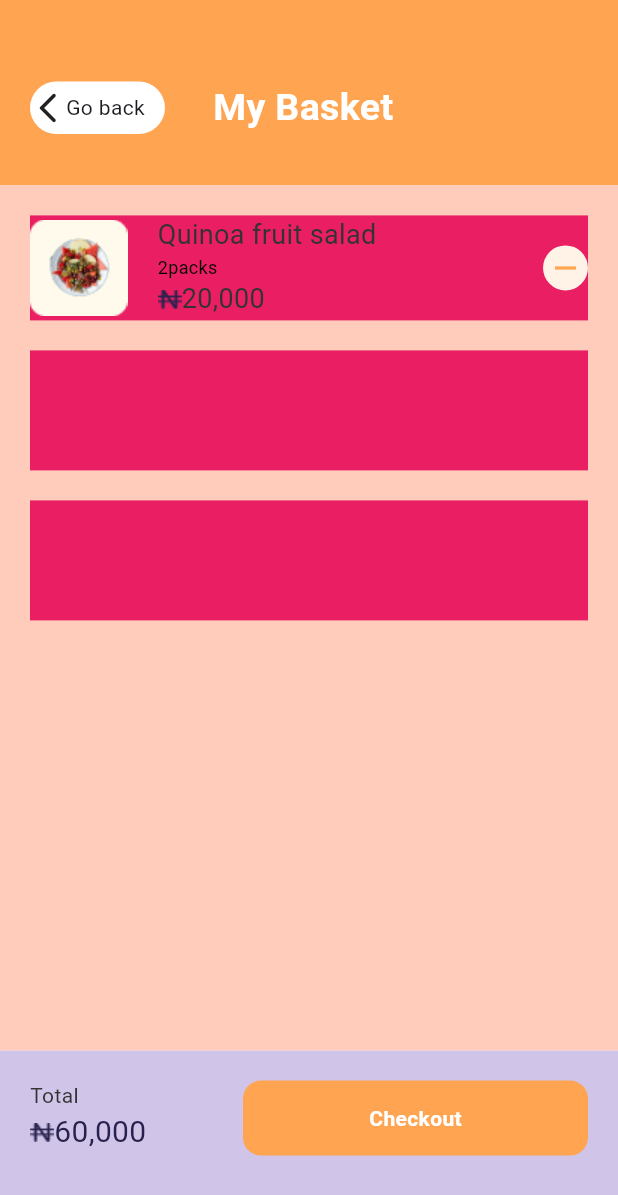
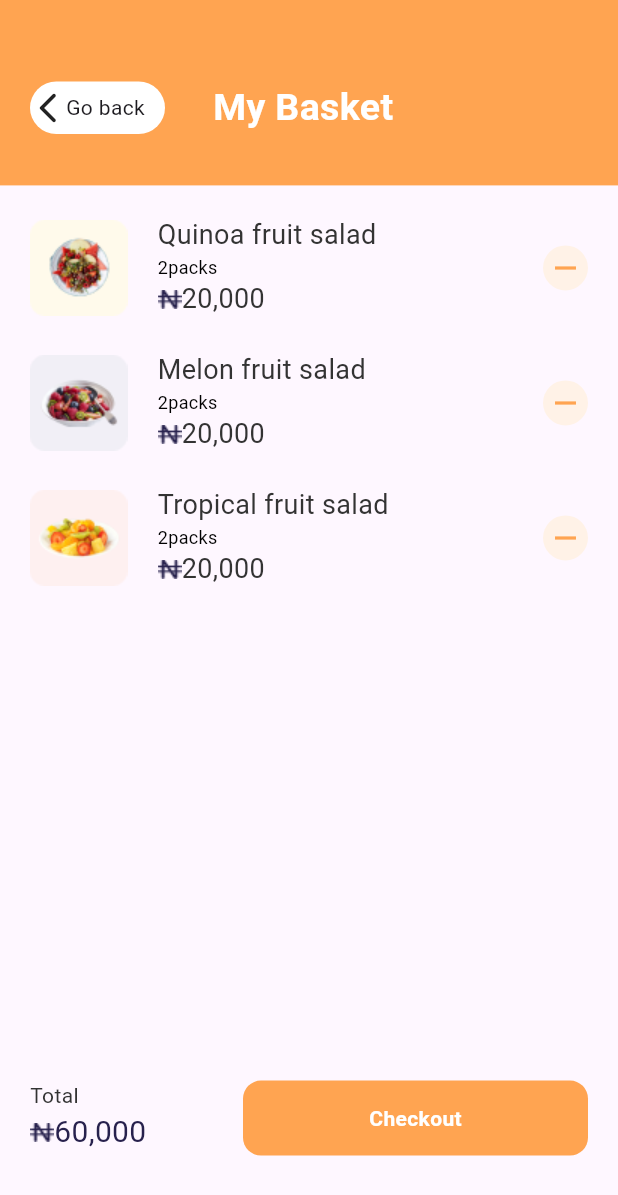
Before and after one commit to HashirSaudKhan/Flutter, a Flutter app: the screen it shows after launch, on a phone screen of 412 x 824 dp. Shown: the top 1195 px of the screen. Run offline on Flutter 3.47's test engine with Material 3 defaults, Android fonts, the phone set to English and light mode, and no system bars.

Commit message:
OrderListScreen completed 100%

```diff
--- a/App Projects/figma_app/lib/add_to_basket/add_to_screen.dart
+++ b/App Projects/figma_app/lib/add_to_basket/add_to_screen.dart
@@ -1,7 +1,7 @@
 import 'package:figma_app/add_to_basket/combo_items/combo_items.dart';
 import 'package:figma_app/backbutton.dart';
 import 'package:figma_app/custom_buttons.dart';
-import 'package:figma_app/orderlist_screen.dart';
+import 'package:figma_app/order_list_screen/orderlistscreen.dart';
 import 'package:flutter/material.dart';
 
 class AddToBasket extends StatelessWidget {
--- a/App Projects/figma_app/lib/main.dart
+++ b/App Projects/figma_app/lib/main.dart
@@ -1,4 +1,4 @@
-import "package:figma_app/orderlist_screen.dart";
+import "package:figma_app/order_list_screen/orderlistscreen.dart";
 import "package:flutter/material.dart";
 
 void main() {
--- /dev/null
+++ b/App Projects/figma_app/lib/order_list_screen/orderlistitems.dart
@@ -0,0 +1,55 @@
+import 'package:flutter/material.dart';
+
+class OrderListItems extends StatelessWidget {
+  final String itemName;
+  final Image itemImage;
+  const OrderListItems(
+      {super.key, required this.itemName, required this.itemImage});
+
+  @override
+  Widget build(BuildContext context) {
+    return Container(
+        margin: const EdgeInsets.only(bottom: 20),
+        height: 70,
+        //color: Colors.pink,
+        child: Row(
+          children: [
+            Container(
+              margin: const EdgeInsets.only(right: 20),
+              child: itemImage,
+            ),
+            Column(
+              //mainAxisAlignment: MainAxisAlignment.spaceEvenly,
+              crossAxisAlignment: CrossAxisAlignment.start,
+              children: [
+                Text(
+                  itemName,
+                  style:
+                      const TextStyle(color: Color(0xff333333), fontSize: 18),
+                ),
+                const Text(
+                  "2packs",
+                  style: TextStyle(color: Color(0xff000000), fontSize: 12),
+                ),
+                Row(
+                  children: [
+                    Image.asset('assets/images/BigN.png'),
+                    const Text(
+                      "20,000",
+                      style: TextStyle(color: Color(0xff333333), fontSize: 18),
+                    ),
+                  ],
+                )
+              ],
+            ),
+            const Spacer(),
+            const CircleAvatar(
+              radius: 15,
+              backgroundColor: Color(0xffFFF2E7),
+              foregroundColor: Color(0xffFFA451),
+              child: Icon(Icons.remove),
+            ),
+          ],
+        ));
+  }
+}
--- /dev/null
+++ b/App Projects/figma_app/lib/order_list_screen/orderlistscreen.dart
@@ -0,0 +1,90 @@
+import 'package:figma_app/backbutton.dart';
+import 'package:figma_app/custom_buttons.dart';
+import 'package:figma_app/order_list_screen/orderlistitems.dart';
+import 'package:flutter/material.dart';
+
+class OrderListScreen extends StatelessWidget {
+  const OrderListScreen({super.key});
+
+  @override
+  Widget build(BuildContext context) {
+    return Scaffold(
+      body: Column(children: [
+        Container(
+          padding: const EdgeInsets.only(left: 20, top: 20),
+          height: MediaQuery.of(context).size.height * 0.15,
+          width: double.infinity,
+          color: const Color(0xffFFA451),
+          child: const Row(
+            children: [
+              MyBackButton(),
+              SizedBox(
+                width: 32,
+              ),
+              Text(
+                "My Basket",
+                style: TextStyle(
+                    color: Color(0xffFFFFFF),
+                    fontSize: 25,
+                    fontWeight: FontWeight.bold),
+              )
+            ],
+          ),
+        ),
+        Container(
+          padding: const EdgeInsets.all(20),
+          height: MediaQuery.of(context).size.height * 0.70,
+          //color: Colors.deepOrange[100],
+          child: ListView(
+            children: [
+              OrderListItems(
+                itemName: "Quinoa fruit salad",
+                itemImage: Image.asset('assets/images/Frame 11903.png'),
+              ),
+              OrderListItems(
+                itemName: "Melon fruit salad",
+                itemImage: Image.asset('assets/images/Frame 11903 (1).png'),
+              ),
+              OrderListItems(
+                itemName: "Tropical fruit salad",
+                itemImage: Image.asset('assets/images/Frame 11903 (2).png'),
+              )
+            ],
+          ),
+        ),
+        Container(
+          padding: const EdgeInsets.all(20),
+          height: MediaQuery.of(context).size.height * 0.15,
+          //color: Colors.deepPurple[100],
+          child: Row(
+            mainAxisAlignment: MainAxisAlignment.spaceBetween,
+            crossAxisAlignment: CrossAxisAlignment.start,
+            children: [
+              Column(
+                crossAxisAlignment: CrossAxisAlignment.start,
+                children: [
+                  const Text(
+                    "Total",
+                    style: TextStyle(color: Color(0xff333333)),
+                  ),
+                  Row(
+                    children: [
+                      Image.asset('assets/images/BigN.png'),
+                      const Text(
+                        "60,000",
+                        style:
+                            TextStyle(color: Color(0xff27214D), fontSize: 20),
+                      ),
+                    ],
+                  )
+                ],
+              ),
+              const SizedBox(
+                  width: 230, child: Custom_Button(btn_name: "Checkout"))
+            ],
+          ),
+        )
+      ]),
+    );
+  }
+}
--- a/App Projects/figma_app/lib/orderlist_screen.dart
+++ /dev/null
@@ -1,137 +0,0 @@
-import 'package:figma_app/backbutton.dart';
-import 'package:figma_app/custom_buttons.dart';
-import 'package:flutter/material.dart';
-
-class OrderListScreen extends StatelessWidget {
-  const OrderListScreen({super.key});
-
-  @override
-  Widget build(BuildContext context) {
-    return Scaffold(
-      body: Column(children: [
-        Container(
-          padding: const EdgeInsets.only(left: 20, top: 20),
-          height: MediaQuery.of(context).size.height * 0.15,
-          width: double.infinity,
-          color: const Color(0xffFFA451),
-          child: const Row(
-            children: [
-              MyBackButton(),
-              SizedBox(
-                width: 32,
-              ),
-              Text(
-                "My Basket",
-                style: TextStyle(
-                    color: Color(0xffFFFFFF),
-                    fontSize: 25,
-                    fontWeight: FontWeight.bold),
-              )
-            ],
-          ),
-        ),
-        Container(
-          padding: const EdgeInsets.all(20),
-          height: MediaQuery.of(context).size.height * 0.70,
-          color: Colors.deepOrange[100],
-          child: ListView(
-            children: [
-              Container(
-                  margin: const EdgeInsets.only(bottom: 20),
-                  height: 70,
-                  color: Colors.pink,
-                  child: Row(
-                    children: [
-                      Container(
-                        margin: const EdgeInsets.only(right: 20),
-                        // width: 80,
-                        // decoration: BoxDecoration(
-                        //   borderRadius: BorderRadius.circular(15),
-                        //   color: const Color(0xffFFFCF2),
-                        // ),
-                        child: Image.asset('assets/images/Frame 11903.png'),
-                      ),
-                      Column(
-                        //mainAxisAlignment: MainAxisAlignment.spaceEvenly,
-                        crossAxisAlignment: CrossAxisAlignment.start,
-                        children: [
-                          const Text(
-                            "Quinoa fruit salad",
-                            style: TextStyle(
-                                color: Color(0xff333333), fontSize: 18),
-                          ),
-                          const Text(
-                            "2packs",
-                            style: TextStyle(
-                                color: Color(0xff000000), fontSize: 12),
-                          ),
-                          Row(
-                            children: [
-                              Image.asset('assets/images/BigN.png'),
-                              const Text(
-                                "20,000",
-                                style: TextStyle(
-                                    color: Color(0xff333333), fontSize: 18),
-                              ),
-                            ],
-                          )
-                        ],
-                      ),
-                      const Spacer(),
-                      const CircleAvatar(
-                        radius: 15,
-                        backgroundColor: Color(0xffFFF2E7),
-                        foregroundColor: Color(0xffFFA451),
-                        child: Icon(Icons.remove),
-                      ),
-                    ],
-                  )),
-              Container(
-                margin: const EdgeInsets.only(bottom: 20),
-                height: 80,
-                color: Colors.pink,
-              ),
-              Container(
-                margin: const EdgeInsets.only(bottom: 20),
-                height: 80,
-                color: Colors.pink,
-              )
-            ],
-          ),
-        ),
-        Container(
-          padding: EdgeInsets.all(20),
-          height: MediaQuery.of(context).size.height * 0.15,
-          color: Colors.deepPurple[100],
-          child: Row(
-            mainAxisAlignment: MainAxisAlignment.spaceBetween,
-            crossAxisAlignment: CrossAxisAlignment.start,
-            children: [
-              Column(
-                crossAxisAlignment: CrossAxisAlignment.start,
-                children: [
-                  const Text(
-                    "Total",
-                    style: TextStyle(color: Color(0xff333333)),
-                  ),
-                  Row(
-                    children: [
-                      Image.asset('assets/images/BigN.png'),
-                      const Text(
-                        "60,000",
-                        style:
-                            TextStyle(color: Color(0xff27214D), fontSize: 20),
-                      ),
-                    ],
-                  )
-                ],
-              ),
-              const SizedBox(
-                  width: 230, child: Custom_Button(btn_name: "Checkout"))
-            ],
-          ),
-        )
-      ]),
-    );
-  }
-}
```
